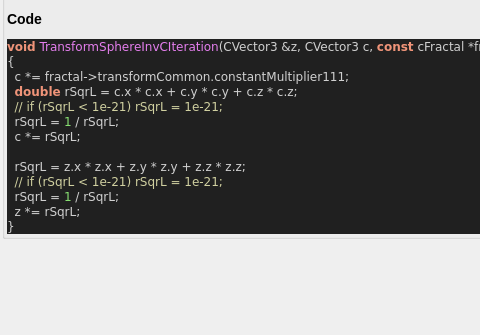
Above: mandelbulber2/qt_data/fractal_transf_sphere_invC.ui from buddhi1980/mandelbulber2 before the change; both pictures show x 0 to 480 and y 188 to 523 of the 772 by 523 pixel window. Below: the same form after it.
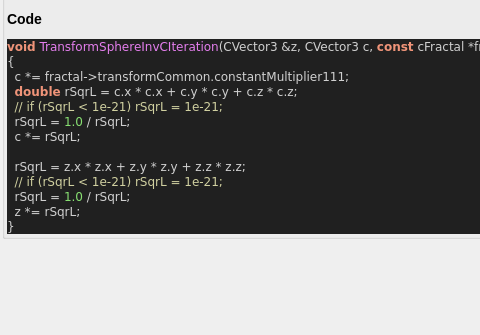
That is the form after the change. Custom widgets are drawn as their Qt base class.

What changed in the file:
```diff
--- a/mandelbulber2/qt_data/fractal_transf_sphere_invC.ui
+++ b/mandelbulber2/qt_data/fractal_transf_sphere_invC.ui
@@ -276,12 +276,12 @@
   c &lt;span style=&quot;color:#d0d0d0&quot;&gt;*=&lt;/span&gt; fractal&lt;span style=&quot;color:#d0d0d0&quot;&gt;-&amp;gt;&lt;/span&gt;transformCommon&lt;span style=&quot;color:#d0d0d0&quot;&gt;.&lt;/span&gt;constantMultiplier111&lt;span style=&quot;color:#d0d0d0&quot;&gt;;&lt;/span&gt;
   &lt;span style=&quot;color:#f09479; font-weight:bold&quot;&gt;double&lt;/span&gt; rSqrL &lt;span style=&quot;color:#d0d0d0&quot;&gt;=&lt;/span&gt; c&lt;span style=&quot;color:#d0d0d0&quot;&gt;.&lt;/span&gt;x &lt;span style=&quot;color:#d0d0d0&quot;&gt;*&lt;/span&gt; c&lt;span style=&quot;color:#d0d0d0&quot;&gt;.&lt;/span&gt;x &lt;span style=&quot;color:#d0d0d0&quot;&gt;+&lt;/span&gt; c&lt;span style=&quot;color:#d0d0d0&quot;&gt;.&lt;/span&gt;y &lt;span style=&quot;color:#d0d0d0&quot;&gt;*&lt;/span&gt; c&lt;span style=&quot;color:#d0d0d0&quot;&gt;.&lt;/span&gt;y &lt;span style=&quot;color:#d0d0d0&quot;&gt;+&lt;/span&gt; c&lt;span style=&quot;color:#d0d0d0&quot;&gt;.&lt;/span&gt;z &lt;span style=&quot;color:#d0d0d0&quot;&gt;*&lt;/span&gt; c&lt;span style=&quot;color:#d0d0d0&quot;&gt;.&lt;/span&gt;z&lt;span style=&quot;color:#d0d0d0&quot;&gt;;&lt;/span&gt;
   &lt;span style=&quot;color:#d0d0a0&quot;&gt;// if (rSqrL &amp;lt; 1e-21) rSqrL = 1e-21;&lt;/span&gt;
-  rSqrL &lt;span style=&quot;color:#d0d0d0&quot;&gt;=&lt;/span&gt; &lt;span style=&quot;color:#87df71&quot;&gt;1&lt;/span&gt; &lt;span style=&quot;color:#d0d0d0&quot;&gt;/&lt;/span&gt; rSqrL&lt;span style=&quot;color:#d0d0d0&quot;&gt;;&lt;/span&gt;
+  rSqrL &lt;span style=&quot;color:#d0d0d0&quot;&gt;=&lt;/span&gt; &lt;span style=&quot;color:#87df71&quot;&gt;1.0&lt;/span&gt; &lt;span style=&quot;color:#d0d0d0&quot;&gt;/&lt;/span&gt; rSqrL&lt;span style=&quot;color:#d0d0d0&quot;&gt;;&lt;/span&gt;
   c &lt;span style=&quot;color:#d0d0d0&quot;&gt;*=&lt;/span&gt; rSqrL&lt;span style=&quot;color:#d0d0d0&quot;&gt;;&lt;/span&gt;
 
   rSqrL &lt;span style=&quot;color:#d0d0d0&quot;&gt;=&lt;/span&gt; z&lt;span style=&quot;color:#d0d0d0&quot;&gt;.&lt;/span&gt;x &lt;span style=&quot;color:#d0d0d0&quot;&gt;*&lt;/span&gt; z&lt;span style=&quot;color:#d0d0d0&quot;&gt;.&lt;/span&gt;x &lt;span style=&quot;color:#d0d0d0&quot;&gt;+&lt;/span&gt; z&lt;span style=&quot;color:#d0d0d0&quot;&gt;.&lt;/span&gt;y &lt;span style=&quot;color:#d0d0d0&quot;&gt;*&lt;/span&gt; z&lt;span style=&quot;color:#d0d0d0&quot;&gt;.&lt;/span&gt;y &lt;span style=&quot;color:#d0d0d0&quot;&gt;+&lt;/span&gt; z&lt;span style=&quot;color:#d0d0d0&quot;&gt;.&lt;/span&gt;z &lt;span style=&quot;color:#d0d0d0&quot;&gt;*&lt;/span&gt; z&lt;span style=&quot;color:#d0d0d0&quot;&gt;.&lt;/span&gt;z&lt;span style=&quot;color:#d0d0d0&quot;&gt;;&lt;/span&gt;
   &lt;span style=&quot;color:#d0d0a0&quot;&gt;// if (rSqrL &amp;lt; 1e-21) rSqrL = 1e-21;&lt;/span&gt;
-  rSqrL &lt;span style=&quot;color:#d0d0d0&quot;&gt;=&lt;/span&gt; &lt;span style=&quot;color:#87df71&quot;&gt;1&lt;/span&gt; &lt;span style=&quot;color:#d0d0d0&quot;&gt;/&lt;/span&gt; rSqrL&lt;span style=&quot;color:#d0d0d0&quot;&gt;;&lt;/span&gt;
+  rSqrL &lt;span style=&quot;color:#d0d0d0&quot;&gt;=&lt;/span&gt; &lt;span style=&quot;color:#87df71&quot;&gt;1.0&lt;/span&gt; &lt;span style=&quot;color:#d0d0d0&quot;&gt;/&lt;/span&gt; rSqrL&lt;span style=&quot;color:#d0d0d0&quot;&gt;;&lt;/span&gt;
   z &lt;span style=&quot;color:#d0d0d0&quot;&gt;*=&lt;/span&gt; rSqrL&lt;span style=&quot;color:#d0d0d0&quot;&gt;;&lt;/span&gt;
 &lt;span style=&quot;color:#d0d0d0&quot;&gt;}&lt;/span&gt;
 &lt;/pre&gt;
```
